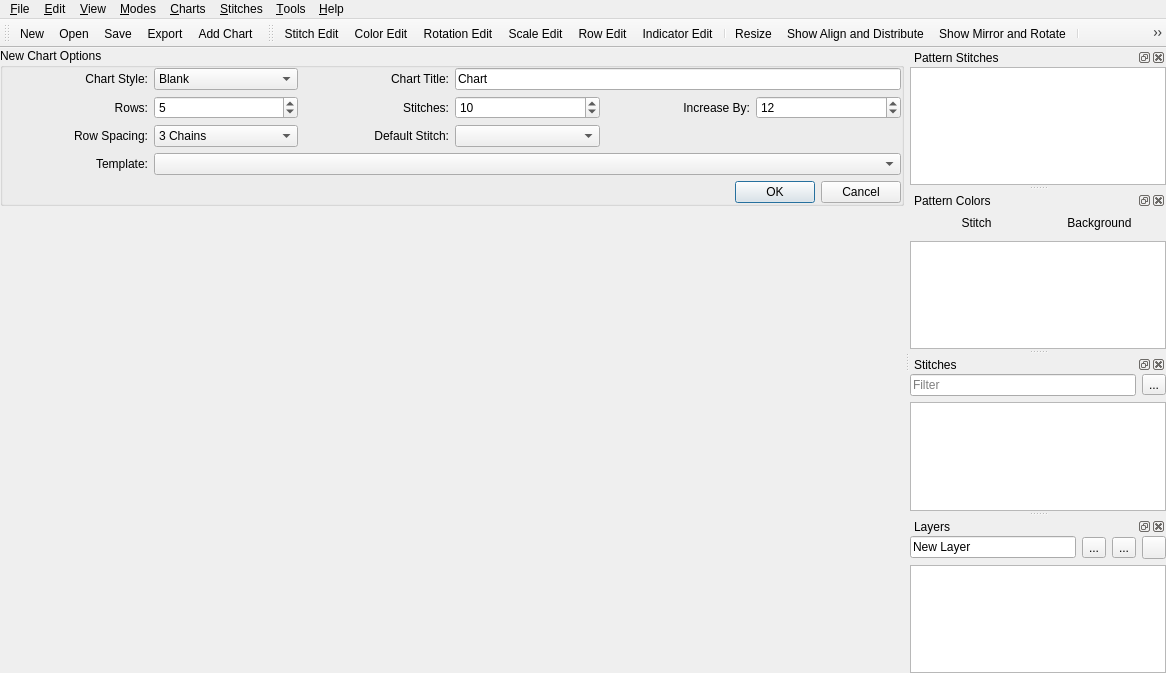
First picture: the form in src/mainwindow.ui, repository FamousMonsterr/CrochetCharts, before the edit.
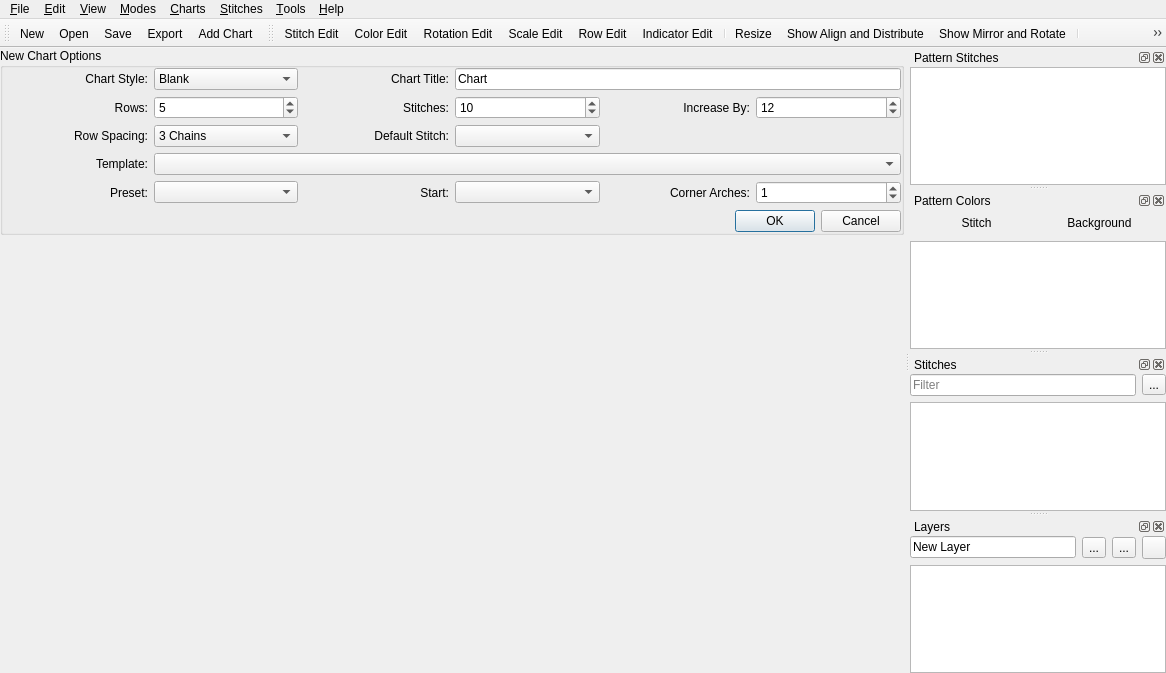
Second picture: the form after the edit. Icons and pictures are not drawn. Custom widgets are drawn as their Qt base class.

Commit message: Add configurable granny square template options

```diff
--- a/src/mainwindow.ui
+++ b/src/mainwindow.ui
@@ -232,7 +232,65 @@
          <item row="3" column="1" colspan="5">
           <widget class="QComboBox" name="chartTemplate"/>
          </item>
-         <item row="4" column="0" colspan="6">
+         <item row="4" column="0">
+          <widget class="QLabel" name="grannyPresetLbl">
+           <property name="text">
+            <string>Preset:</string>
+           </property>
+           <property name="alignment">
+            <set>Qt::AlignRight|Qt::AlignTrailing|Qt::AlignVCenter</set>
+           </property>
+           <property name="buddy">
+            <cstring>grannyPreset</cstring>
+           </property>
+          </widget>
+         </item>
+         <item row="4" column="1">
+          <widget class="QComboBox" name="grannyPreset"/>
+         </item>
+         <item row="4" column="2">
+          <widget class="QLabel" name="grannyStartLbl">
+           <property name="text">
+            <string>Start:</string>
+           </property>
+           <property name="alignment">
+            <set>Qt::AlignRight|Qt::AlignTrailing|Qt::AlignVCenter</set>
+           </property>
+           <property name="buddy">
+            <cstring>grannyStartType</cstring>
+           </property>
+          </widget>
+         </item>
+         <item row="4" column="3">
+          <widget class="QComboBox" name="grannyStartType"/>
+         </item>
+         <item row="4" column="4">
+          <widget class="QLabel" name="grannyCornerArchesLbl">
+           <property name="text">
+            <string>Corner Arches:</string>
+           </property>
+           <property name="alignment">
+            <set>Qt::AlignRight|Qt::AlignTrailing|Qt::AlignVCenter</set>
+           </property>
+           <property name="buddy">
+            <cstring>grannyCornerArches</cstring>
+           </property>
+          </widget>
+         </item>
+         <item row="4" column="5">
+          <widget class="QSpinBox" name="grannyCornerArches">
+           <property name="minimum">
+            <number>0</number>
+           </property>
+           <property name="maximum">
+            <number>12</number>
+           </property>
+           <property name="value">
+            <number>1</number>
+           </property>
+          </widget>
+         </item>
+         <item row="5" column="0" colspan="6">
           <widget class="QDialogButtonBox" name="newDocBttnBox">
            <property name="orientation">
             <enum>Qt::Horizontal</enum>
```
The commit also changes 5 other files.
